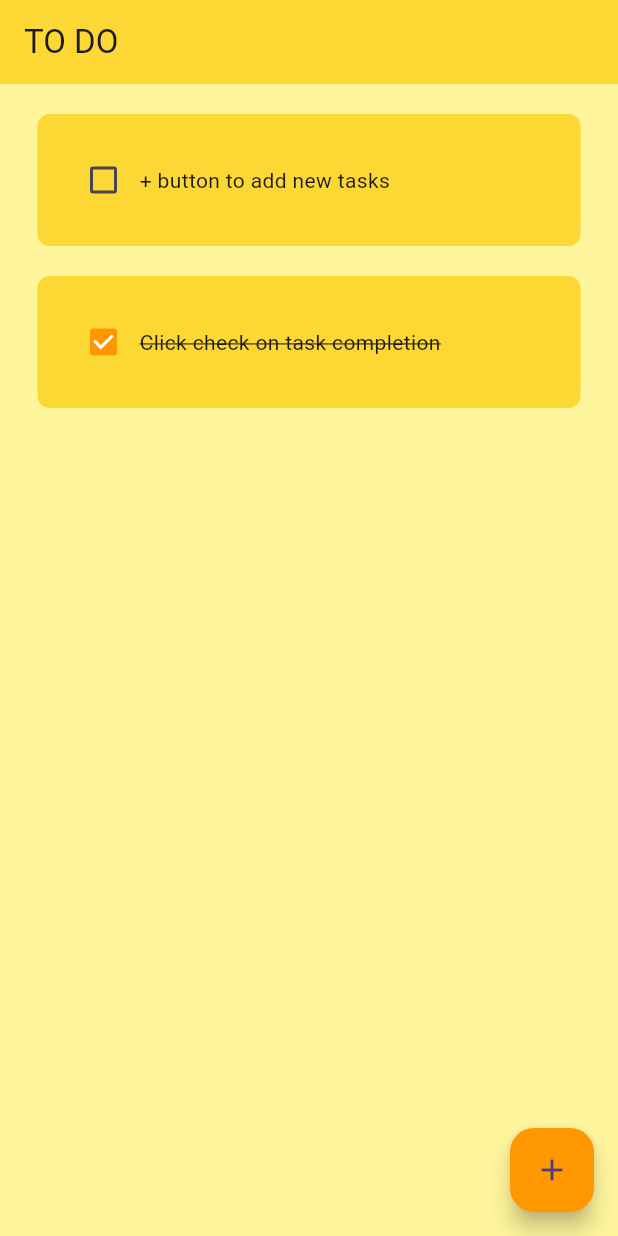
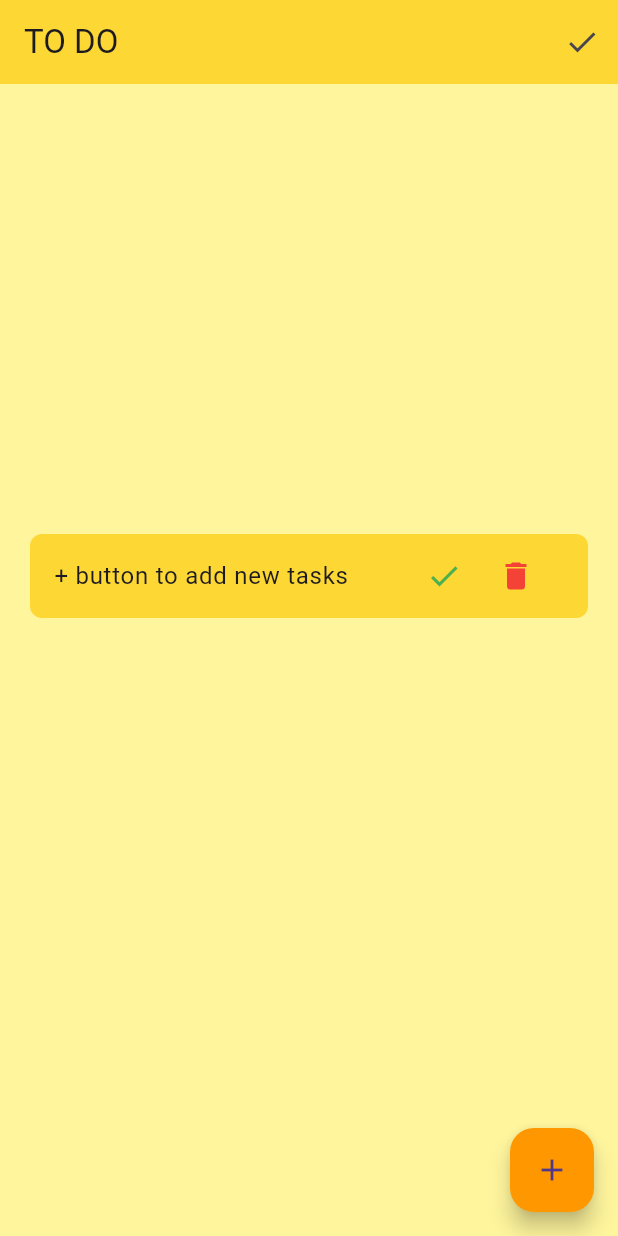
Before and after one commit to Ayaan-7091/To-Do-Flutter-App, a Flutter app: the screen it shows after launch, on a phone screen of 412 x 824 dp. Run offline on Flutter 3.47's test engine with Material 3 defaults, Android fonts, the phone set to English and light mode, and no system bars; drawn by our look-alikes of flutter_slidable; our stand-ins replace hive_flutter; accounts and stored records are empty.

Commit message:
Implemented task management

```diff
--- a/lib/main.dart
+++ b/lib/main.dart
@@ -1,6 +1,6 @@
 import 'package:flutter/material.dart';
 import 'pages/HomePage.dart';
-import  'package:hive_flutter/hive_flutter.dart';
+import 'package:hive_flutter/hive_flutter.dart';
 
 void main() async{
   //init the hive
@@ -20,7 +20,7 @@ class MyApp extends StatelessWidget {
 
     return MaterialApp(
       debugShowCheckedModeBanner: false,
-      home: HomePage(),
+      home: const HomePage(),
       theme: ThemeData(primarySwatch: Colors.blue,),
     );
   }
--- a/lib/pages/HomePage.dart
+++ b/lib/pages/HomePage.dart
@@ -1,79 +1,90 @@
+import 'dart:math';
 import 'package:flutter/material.dart';
 import 'package:to_do/data/database.dart';
+import 'package:to_do/util/new_todo.dart';
 import 'package:to_do/util/todoDialogBox.dart';
-import  'package:hive_flutter/hive_flutter.dart';
+import 'package:hive_flutter/hive_flutter.dart';
 
-
-import '../util/todoTile.dart';
+import 'completed_task.dart';
 
 class HomePage extends StatefulWidget {
-  const HomePage({super.key});
+  const HomePage({Key? key}) : super(key: key);
 
   @override
   State<HomePage> createState() => _HomePageState();
 }
 
 class _HomePageState extends State<HomePage> {
-  //refrence to the box
   final myBox = Hive.box('mybox');
   ToDoDatabase db = ToDoDatabase();
 
+  List<List<dynamic>> completedTasks = [];
+
   @override
   void initState() {
-    // TODO: implement initState
-    if(myBox.get("TODOLIST")==null){
+    if (myBox.get("TODOLIST") == null) {
       db.createInitialData();
-    }else{
-      //there already exist data
+    } else {
       db.loadData();
     }
     super.initState();
   }
 
   final TextEditingController controller = TextEditingController();
-  //list for todos
 
-  //function to control checkbox state
-  void checkBoxChanged(bool? value,int index){
+  void checkBoxChanged(bool newValue, int index) {
     setState(() {
-      db.toDoList[index][1] = !db.toDoList[index][1];
-
+      if (newValue) {
+        completedTasks.add(db.toDoList[index]);
+        db.toDoList.removeAt(index);
+      } else {
+        db.toDoList.add(completedTasks[index]);
+        completedTasks.removeAt(index);
+      }
     });
     db.loadData();
-
   }
 
-  //function to create todo
-  void createTask(){
-    showDialog(context: context,
-        builder: (context){
-      return TodoDialogBox(controller: controller,
-        onSave:saveTask,
-        onCancel:()=> Navigator.of(context).pop(),
-      );
-        });
+  void createTask() {
+    showDialog(
+      context: context,
+      builder: (context) {
+        return TodoDialogBox(
+          controller: controller,
+          onSave: saveTask,
+          onCancel: () => Navigator.of(context).pop(),
+        );
+      },
+    );
   }
 
-  //function to save task
-  void saveTask(){
+  void saveTask() {
     setState(() {
-      db.toDoList.add([controller.text,false]);
+      db.toDoList.add([controller.text, false]);
       controller.clear();
-
     });
     Navigator.of(context).pop();
     db.loadData();
-
   }
 
-  //function to delete task
-  void deleteFunction(int index){
+  void deleteFunction(int index) {
     setState(() {
       db.toDoList.removeAt(index);
-
     });
     db.loadData();
+  }
 
+  void navigateToCompletedTasksPage() async {
+    final result = await Navigator.of(context).push(MaterialPageRoute(
+      builder: (context) => CompletedTasksPage(completedTasks: completedTasks),
+    ));
+
+    // Update completedTasks if tasks were deleted
+    if (result != null && result is List<List<dynamic>>) {
+      setState(() {
+        completedTasks = result;
+      });
+    }
   }
 
   @override
@@ -81,24 +92,39 @@ class _HomePageState extends State<HomePage> {
     return Scaffold(
       backgroundColor: Colors.yellow[200],
       appBar: AppBar(
-        title: Text('TO DO'),
+        title: const Text('TO DO'),
         backgroundColor: Colors.yellow[600],
+        actions: [
+          IconButton(
+            onPressed: navigateToCompletedTasksPage,
+            icon: const Icon(Icons.done),
+            tooltip: 'Completed Tasks',
+          ),
+        ],
       ),
-      body: ListView.builder(
-          itemCount: db.toDoList.length,
-          itemBuilder: (context,index)=>todoTile(
-            taskName: db.toDoList[index][0],
-            taskCompleted: db.toDoList[index][1],
-            onChanged: (value)=> checkBoxChanged(value,index),
-            deleteTask: (context)=>deleteFunction(index),
-          )
+      body: Padding(
+        padding: const EdgeInsets.symmetric(horizontal: 20, vertical: 300),
+        child: db.toDoList.isEmpty
+            ? const Text(
+                'Add your tasks',
+                style: TextStyle(fontSize: 20),
+              )
+            : ListView.builder(
+                itemCount: min(1, db.toDoList.length),
+                itemBuilder: (context, index) => TodoTile(
+                  title: db.toDoList[index][0],
+                  isCompleted: db.toDoList[index][1],
+                  onCompletePressed: (bool newValue) =>
+                      checkBoxChanged(newValue, index),
+                  onRemovePressed: () => deleteFunction(index),
+                ),
+              ),
       ),
-      floatingActionButton:FloatingActionButton(
-        child: Icon(Icons.add),
+      floatingActionButton: FloatingActionButton(
         onPressed: createTask,
         backgroundColor: Colors.orange,
+        child: const Icon(Icons.add),
       ),
-
     );
   }
 }
--- a/lib/util/myButton.dart
+++ b/lib/util/myButton.dart
@@ -1,3 +1,5 @@
+// ignore_for_file: must_be_immutable
+
 import 'package:flutter/material.dart';
 
 class MyButton extends StatelessWidget {
@@ -15,8 +17,8 @@ class MyButton extends StatelessWidget {
   Widget build(BuildContext context) {
     return MaterialButton(
       onPressed: onPressed,
+      color: color,
       child: Text(buttonText),
-      color: color,
 
     );
   }
--- /dev/null
+++ b/lib/util/new_todo.dart
@@ -0,0 +1,51 @@
+import 'package:flutter/material.dart';
+
+class TodoTile extends StatelessWidget {
+  final String title;
+  final bool isCompleted;
+  final Function(bool)? onCompletePressed;
+  final VoidCallback? onRemovePressed;
+
+  const TodoTile({
+    Key? key,
+    required this.title,
+    required this.isCompleted,
+    required this.onCompletePressed,
+    required this.onRemovePressed,
+  }) : super(key: key);
+
+  @override
+  Widget build(BuildContext context) {
+    return Container(
+      decoration: BoxDecoration(
+        color: Colors.yellow[600],
+        borderRadius: BorderRadius.circular(8),
+      ),
+      child: ListTile(
+        title: Text(
+          title,
+          style: TextStyle(
+            decoration: isCompleted ? TextDecoration.lineThrough : null,
+          ),
+        ),
+        trailing: Row(
+          mainAxisSize: MainAxisSize.min,
+          children: <Widget>[
+            IconButton(
+              icon: Icon(Icons.check),
+              onPressed: () {
+                if (onCompletePressed != null) onCompletePressed!(true);
+              },
+              color: Colors.green,
+            ),
+            IconButton(
+              icon: Icon(Icons.delete),
+              onPressed: onRemovePressed,
+              color: Colors.red,
+            ),
+          ],
+        ),
+      ),
+    );
+  }
+}
--- a/lib/util/todoDialogBox.dart
+++ b/lib/util/todoDialogBox.dart
@@ -1,3 +1,5 @@
+// ignore_for_file: must_be_immutable, prefer_typing_uninitialized_variables
+
 import 'package:flutter/material.dart';
 
 import 'myButton.dart';
@@ -19,7 +21,7 @@ TodoDialogBox({super.key,
   Widget build(BuildContext context) {
     return AlertDialog(
 backgroundColor: Colors.yellow[600],
-      content: Container(
+      content: SizedBox(
         height: 150,
       width: 300,
 
@@ -29,7 +31,7 @@ backgroundColor: Colors.yellow[600],
           //to take user input
           TextField(
             controller: controller,
-          decoration: InputDecoration(border: OutlineInputBorder(),
+          decoration: const InputDecoration(border: OutlineInputBorder(),
           hintText: "Add a new Task",fillColor: Colors.white,hoverColor: Colors.white),
 
           ),
--- a/lib/util/todoTile.dart
+++ b/lib/util/todoTile.dart
@@ -1,52 +1,38 @@
 import 'package:flutter/material.dart';
-import 'package:flutter/cupertino.dart';
-import 'package:flutter_slidable/flutter_slidable.dart';
 
+class OldTodoTile extends StatelessWidget {
+  final String title;
+  final VoidCallback? onRemovePressed;
 
-class todoTile extends StatelessWidget {
-  final String taskName;
-  final bool taskCompleted;
-  Function(bool?)?onChanged;
-  Function (BuildContext)?deleteTask;
-
-  todoTile({super.key,
-    required this.taskName,
-    required this.taskCompleted,
-  required this.onChanged,
-  required this.deleteTask});
+  const OldTodoTile({
+    Key? key,
+    required this.title,
+    required this.onRemovePressed,
+  }) : super(key: key);
 
   @override
   Widget build(BuildContext context) {
-    return Padding(
-        padding: EdgeInsets.only(left: 25,right: 25,top: 20),
-        child : Slidable(
-                endActionPane: ActionPane(
-                  motion: StretchMotion(),
-                  children: [
-                    SlidableAction(onPressed: deleteTask,
-                          icon: Icons.delete_forever,
-                            backgroundColor: Colors.redAccent,
-                             borderRadius: BorderRadius.circular(12),
-                        ),
-
-                  ],
-                ),
-
-            child:Container(
-          padding: EdgeInsets.all(20),
-          decoration: BoxDecoration(
-            color: Colors.yellow[600],
-            borderRadius: BorderRadius.circular(8)
-          ),
-          child:Row(
-            children: [
-              Checkbox(value: taskCompleted, onChanged: onChanged,activeColor: Colors.orange,),
-              Text(taskName,
-              style: TextStyle( decoration: taskCompleted? TextDecoration.lineThrough :  TextDecoration.none ),
-              ),
-
-            ],
-          )
-    )));
+    return Container(
+      decoration: BoxDecoration(
+        color: Colors.yellow[600],
+        borderRadius: BorderRadius.circular(8),
+      ),
+      child: ListTile(
+        title: Text(
+          title,
+          style: const TextStyle(),
+        ),
+        trailing: Row(
+          mainAxisSize: MainAxisSize.min,
+          children: <Widget>[
+            IconButton(
+              icon: const Icon(Icons.delete),
+              onPressed: onRemovePressed,
+              color: Colors.red,
+            ),
+          ],
+        ),
+      ),
+    );
   }
 }
--- a/pubspec.yaml
+++ b/pubspec.yaml
@@ -37,7 +37,7 @@ dependencies:
   # The following adds the Cupertino Icons font to your application.
   # Use with the CupertinoIcons class for iOS style icons.
   cupertino_icons: ^1.0.2
-  flutter_slidable: ^1.2.0
+  flutter_slidable: ^3.1.0
 
 dev_dependencies:
   flutter_test:
```
Also changed, not shown: lib/pages/completed_task.dart (added, +60 -0 lines), pubspec.lock, 1 other file.
